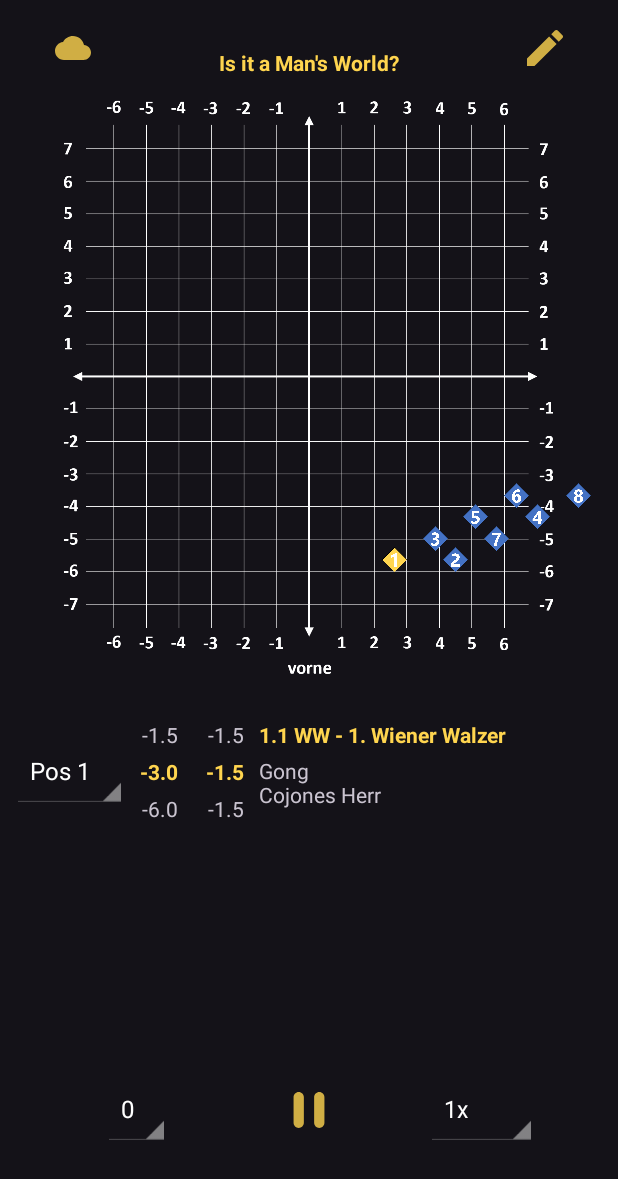
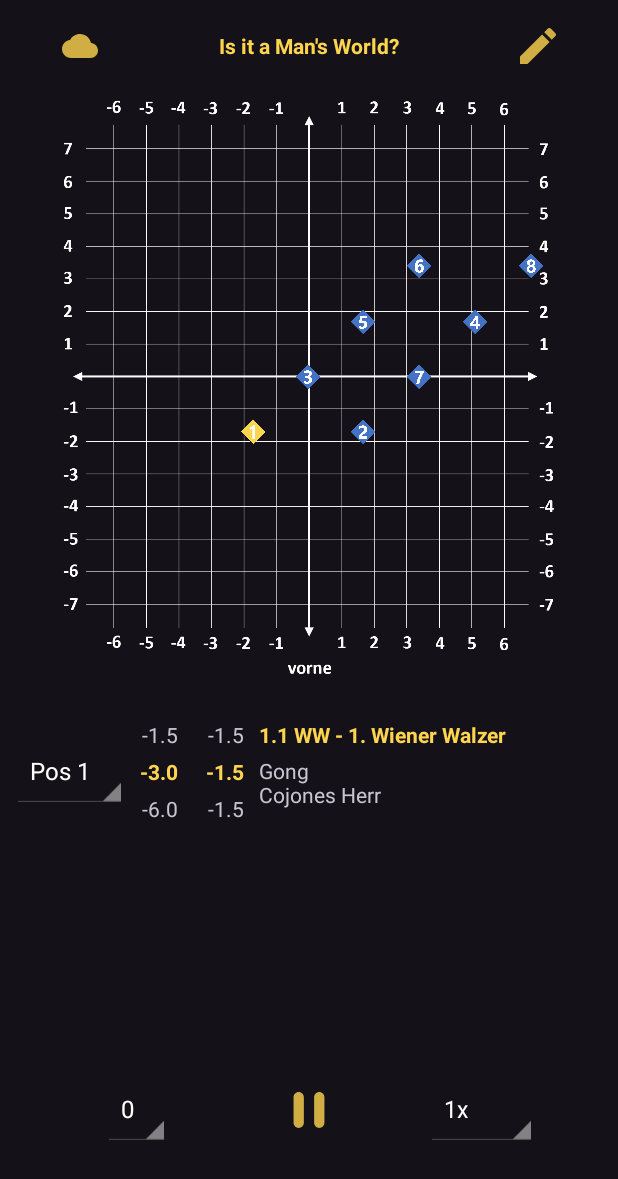
Before and after one commit to MarcoDronigi/SG_Bilder_App, an Android app: the screen it shows after launch (MainActivity), after a tap on an icon or button, on a phone screen of 412 x 824 dp. Shown: the top 1179 px of the screen. Run offline under Robolectric (Android 15) with nearby library versions, the phone set to English and light mode, and no system bars.

Commit message:
Target Coord v2
Berechnung der Koord für Move und Animate der Marker umgestellt auf Berechnung auf Basis der Handypixel sowie implementierung gänzlicch durch Translation

```diff
--- a/app/src/main/java/com/example/sgbilderapp/MainActivity.java
+++ b/app/src/main/java/com/example/sgbilderapp/MainActivity.java
@@ -55,16 +55,19 @@ public class MainActivity extends AppCompatActivity {
     // 4 = Ein Tanz
     // 5 = Loop ein Tanz
 
+    private int width;
+    private int height;
+
     private int posSelected = 1;
 
     private int bildNumb;
-    private int bildNumbMove;
 
     private boolean animationOn = false;
     private double animationSpeed = 1;
 
-    final long baseSpeed = 1000;
-    final private int maxBild = 19;
+    final double CONVERSION_VALUE_COORD = 0.1207;
+    final long BASE_SPEED = 1000;
+    final private int MAX_BILD = 19;
 
     //private Choreography isItAMansWorld = new Choreography();
 
@@ -76,11 +79,11 @@ public class MainActivity extends AppCompatActivity {
 
         DisplayMetrics displayMetrics = new DisplayMetrics();
         getWindowManager().getDefaultDisplay().getMetrics(displayMetrics);
-        int height = displayMetrics.heightPixels;
-        int width = displayMetrics.widthPixels;
+        height = displayMetrics.heightPixels;
+        width = displayMetrics.widthPixels;
 
-        System.out.println("height = " + height);
-        System.out.println("width = " + width);
+//        System.out.println("height = " + height);
+//        System.out.println("width = " + width);
 
         //Punkte von Is it a Man's World?
         double[] bild0 = {0, 0, 1.5, 0, 0, 1.5, 1.5, 3, 0, 3, 0, 4.5, 1.5, 1.5, 1.5, 4.5};
@@ -252,7 +255,7 @@ public class MainActivity extends AppCompatActivity {
                     animationOn = false;
                     btnPlay.setImageResource(R.drawable.ic_play_arrow);
 
-                } else if(bildNumb == maxBild){
+                } else if(bildNumb == MAX_BILD){
                     restartChoreo(0);
                     btnPlay.setImageResource(R.drawable.ic_play_arrow);
                 } else {
@@ -290,26 +293,24 @@ public class MainActivity extends AppCompatActivity {
                 if (bildNumb == 0){
                     Toast.makeText(MainActivity.this, "erstes Bild", Toast.LENGTH_SHORT).show();
                 } else {
-                    if (bildNumb == maxBild){
+                    if (bildNumb == MAX_BILD){
                         btnPlay.setImageResource(R.drawable.ic_play_arrow);
                     }
 
                     bildNumb--;
                     updateTxt();
                     updateMarker();
-                    bildNumbMove = bildNumb;
                 }
             }
             //next Bild
             public void onSwipeLeft() {
-                if (bildNumb == maxBild){
+                if (bildNumb == MAX_BILD){
                     //Toast.makeText(MainActivity.this, "letztes Bild", Toast.LENGTH_SHORT).show();
                 } else {
                     bildNumb++;
                     updateTxt();
                     updateMarker();
-                    bildNumbMove = bildNumb;
-                    if (bildNumb == maxBild){
+                    if (bildNumb == MAX_BILD){
                         btnPlay.setImageResource(R.drawable.ic_restart);
                     }
                 }
@@ -321,38 +322,24 @@ public class MainActivity extends AppCompatActivity {
         });
     }
 
-    public void moveMarker(ImageView marker, int pos, int bild){
-        marker.setTranslationX(0);
-        marker.setTranslationY(0);
+    public void moveMarker(ImageView marker, int pos){
+        int pxTranslationX = (int) (width * bilder.get(bildNumb).getPositionX(pos) * CONVERSION_VALUE_COORD / 2);
+        int pxTranslationY = (int) (width * bilder.get(bildNumb).getPositionY(pos) * CONVERSION_VALUE_COORD * (-1) / 2);
 
-        Resources r = marker.getResources();
-        int pxX = (int) TypedValue.applyDimension(
-                TypedValue.COMPLEX_UNIT_DIP,
-                (float) ((bilder.get(bildNumb).getPositionX(pos)+8)*18.125+25),
-                r.getDisplayMetrics()
-        );
-        int pxY = (int) TypedValue.applyDimension(
-                TypedValue.COMPLEX_UNIT_DIP,
-                (float) (((bilder.get(bildNumb).getPositionY(pos)-8)*(-1))*18.125+38),
-                r.getDisplayMetrics()
-        );
 
-        ConstraintLayout.LayoutParams params = (ConstraintLayout.LayoutParams) marker.getLayoutParams();
-        params.topMargin = pxY;
-        params.leftMargin = pxX;
-        marker.setLayoutParams(params);
-
+        marker.setTranslationX(pxTranslationX);
+        marker.setTranslationY(pxTranslationY);
     }
 
     public void updateMarker(){
-        moveMarker(marker_1, 1, bildNumb);
-        moveMarker(marker_2, 2, bildNumb);
-        moveMarker(marker_3, 3, bildNumb);
-        moveMarker(marker_4, 4, bildNumb);
-        moveMarker(marker_5, 5, bildNumb);
-        moveMarker(marker_6, 6, bildNumb);
-        moveMarker(marker_7, 7, bildNumb);
-        moveMarker(marker_8, 8, bildNumb);
+        moveMarker(marker_1, 1);
+        moveMarker(marker_2, 2);
+        moveMarker(marker_3, 3);
+        moveMarker(marker_4, 4);
+        moveMarker(marker_5, 5);
+        moveMarker(marker_6, 6);
+        moveMarker(marker_7, 7);
+        moveMarker(marker_8, 8);
     }
 
     public void updateTxt(){
@@ -371,7 +358,7 @@ public class MainActivity extends AppCompatActivity {
         txtX.setText(String.valueOf(bilder.get(bildNumb).getPositionX(posSelected)));
         txtY.setText(String.valueOf(bilder.get(bildNumb).getPositionY(posSelected)));
 
-        if (bildNumb == maxBild){
+        if (bildNumb == MAX_BILD){
             txtFutX.setText("0.0");
             txtFutY.setText("0.0");
         } else{
@@ -383,38 +370,15 @@ public class MainActivity extends AppCompatActivity {
     public ObjectAnimator animateMarkerTo(ImageView marker, int pos, int bild, boolean isX){
         ObjectAnimator animation;
 
-        Resources r = marker.getResources();
-
         if (isX){
-            int pxXAlt = (int) TypedValue.applyDimension(
-                    TypedValue.COMPLEX_UNIT_DIP,
-                    (float) ((bilder.get(bildNumbMove).getPositionX(pos)+8)*18.125+25),
-                    r.getDisplayMetrics()
-            );
-
-            int pxXNeu = (int) TypedValue.applyDimension(
-                    TypedValue.COMPLEX_UNIT_DIP,
-                    (float) ((bilder.get(bild).getPositionX(pos)+8)*18.125+25),
-                    r.getDisplayMetrics()
-            );
-            animation = ObjectAnimator.ofFloat(marker, "translationX", pxXNeu-pxXAlt);
-            animation.setDuration((long) (baseSpeed * animationSpeed));
+            int pxTranslationX = (int) (width * bilder.get(bildNumb).getPositionX(pos) * CONVERSION_VALUE_COORD / 2);
+            animation = ObjectAnimator.ofFloat(marker, "translationX", pxTranslationX);
+            animation.setDuration((long) (BASE_SPEED * animationSpeed));
         } else{
 
-            int pxYAlt = (int) TypedValue.applyDimension(
-                    TypedValue.COMPLEX_UNIT_DIP,
-                    (float) (((bilder.get(bildNumbMove).getPositionY(pos)-8)*(-1))*18.125+38),
-                    r.getDisplayMetrics()
-            );
-
-            int pxYNeu = (int) TypedValue.applyDimension(
-                    TypedValue.COMPLEX_UNIT_DIP,
-                    (float) (((bilder.get(bild).getPositionY(pos)-8)*(-1))*18.125+38),
-                    r.getDisplayMetrics()
-            );
-
-            animation = ObjectAnimator.ofFloat(marker, "translationY", pxYNeu-pxYAlt);
-            animation.setDuration((long) (baseSpeed * animationSpeed));
+            int pxTranslationY = (int) (width * bilder.get(bildNumb).getPositionY(pos) * CONVERSION_VALUE_COORD * (-1) / 2);
+            animation = ObjectAnimator.ofFloat(marker, "translationY", pxTranslationY);
+            animation.setDuration((long) (BASE_SPEED * animationSpeed));
         }
 
         return animation;
@@ -423,7 +387,7 @@ public class MainActivity extends AppCompatActivity {
     //TODO Different kind of Animation
 
     public void animateChoreo (){
-        if (bildNumb < maxBild){
+        if (bildNumb < MAX_BILD){
             if (animationOn){
                 bildNumb++;
 
@@ -492,7 +456,6 @@ public class MainActivity extends AppCompatActivity {
 
     public void restartChoreo (int restartAT){
         bildNumb = restartAT;
-        bildNumbMove = restartAT;
         updateMarker();
         updateTxt();
     }
--- a/app/src/main/res/layout/activity_main.xml
+++ b/app/src/main/res/layout/activity_main.xml
@@ -11,10 +11,10 @@
         android:id="@+id/txtHeadline"
         android:layout_width="wrap_content"
         android:layout_height="wrap_content"
-        android:layout_marginTop="32dp"
         android:text="@string/choreography_name"
         android:textColor="@color/sg_gold"
         android:textStyle="bold"
+        app:layout_constraintBottom_toTopOf="@+id/pctRaster"
         app:layout_constraintEnd_toEndOf="parent"
         app:layout_constraintStart_toStartOf="parent"
         app:layout_constraintTop_toTopOf="parent" />
@@ -23,27 +23,27 @@
         android:id="@+id/btnEdit"
         android:layout_width="wrap_content"
         android:layout_height="wrap_content"
-        android:layout_marginTop="8dp"
         android:backgroundTint="@android:color/transparent"
         android:minHeight="48dp"
         android:src="@drawable/ic_edit"
+        app:layout_constraintBottom_toBottomOf="@+id/txtHeadline"
         app:layout_constraintEnd_toEndOf="parent"
-        app:layout_constraintHorizontal_bias="0.75"
+        app:layout_constraintHorizontal_bias="0.7"
         app:layout_constraintStart_toEndOf="@+id/txtHeadline"
-        app:layout_constraintTop_toTopOf="parent" />
+        app:layout_constraintTop_toTopOf="@+id/txtHeadline" />
 
     <ImageButton
         android:id="@+id/btnMenu"
         android:layout_width="wrap_content"
         android:layout_height="wrap_content"
-        android:layout_marginTop="8dp"
         android:backgroundTint="@android:color/transparent"
         android:minHeight="48dp"
         android:src="@drawable/ic_cloud"
+        app:layout_constraintBottom_toBottomOf="@+id/txtHeadline"
         app:layout_constraintEnd_toStartOf="@+id/txtHeadline"
-        app:layout_constraintHorizontal_bias="0.25"
+        app:layout_constraintHorizontal_bias="0.3"
         app:layout_constraintStart_toStartOf="parent"
-        app:layout_constraintTop_toTopOf="parent" />
+        app:layout_constraintTop_toTopOf="@+id/txtHeadline" />
 
     <ImageView
         android:id="@+id/pctRaster"
```
